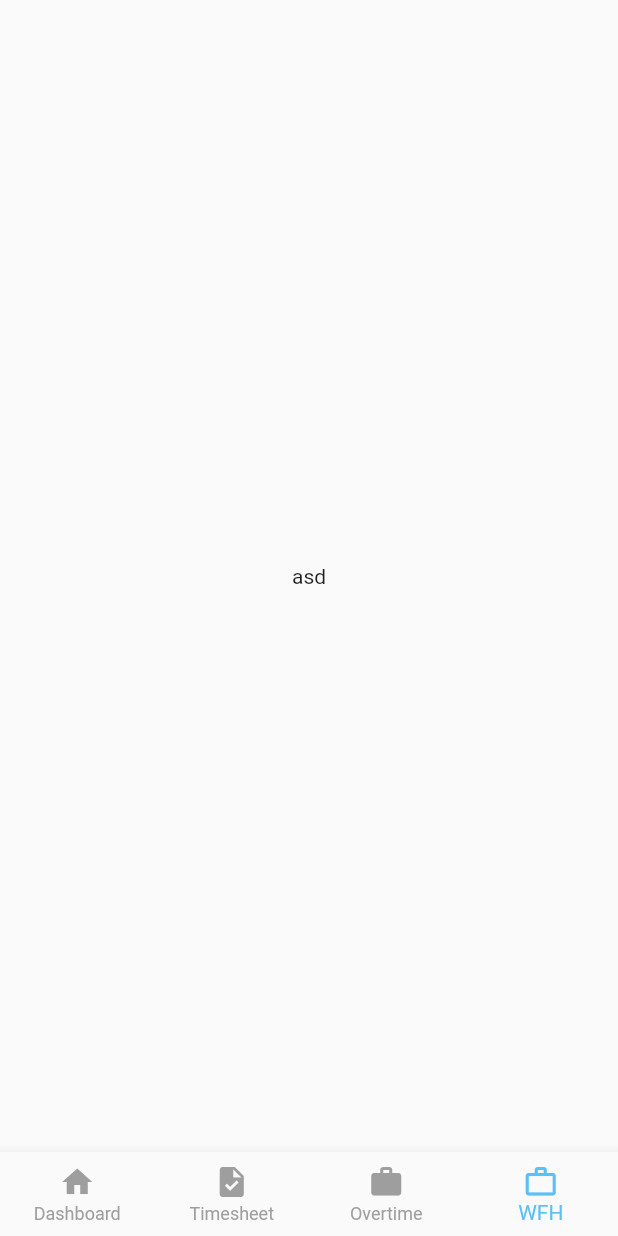
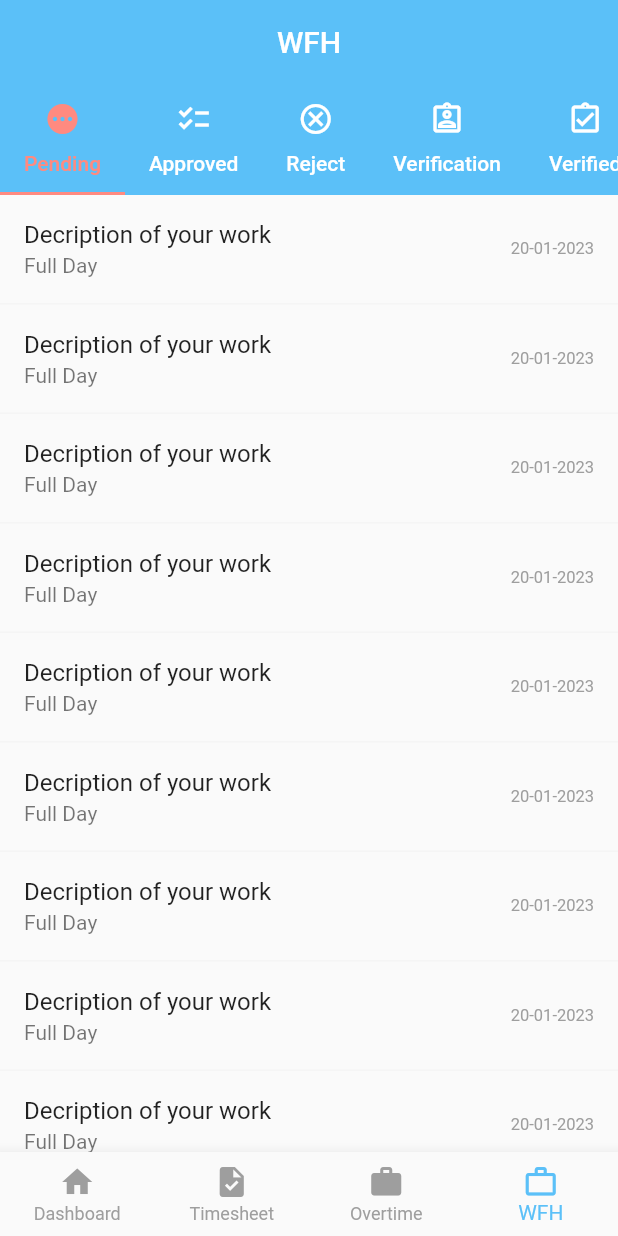
Before and after one commit to kwul0208/timsheet-mobile, a Flutter app: the screen it shows after launch, item 4 of the bottom bar chosen, on a phone screen of 412 x 824 dp. Run offline on Flutter 3.47's test engine with Material 2 defaults, Android fonts, the phone set to English and light mode, and no system bars; our stand-ins replace calendar_timeline, date_picker_timeline; network calls fail.

Commit message:
WFH page

```diff
--- a/lib/views/menu/WFH.dart
+++ b/lib/views/menu/WFH.dart
@@ -1,15 +1,52 @@
 import 'package:flutter/material.dart';
 import 'package:flutter/src/widgets/container.dart';
 import 'package:flutter/src/widgets/framework.dart';
+import 'package:timsheet_mobile/Config/Config.dart';
 
 class WFH extends StatelessWidget {
   const WFH({super.key});
 
   @override
   Widget build(BuildContext context) {
-    return Scaffold(
-      body: Center(
-        child: Text("asd"),
+    return DefaultTabController(
+      length: 6,
+      child: Scaffold(
+        appBar: AppBar(
+          automaticallyImplyLeading: false,
+          backgroundColor: Config().primary,
+          title: Text("WFH"),
+          centerTitle: true,
+          elevation: 0,
+          bottom:  TabBar(
+            isScrollable: true,
+            unselectedLabelColor: Colors.white,
+            indicatorColor: Colors.redAccent[100],
+            labelColor:  Colors.redAccent[100],
+            tabs: const [
+              Tab(text: "Pending", icon: Icon(Icons.pending)),
+              Tab(text: "Approved", icon: Icon(Icons.checklist)),
+              Tab(text: "Reject", icon: Icon(Icons.cancel_outlined)),
+              Tab(text: "Verification", icon: Icon(Icons.assignment_ind_outlined )),
+              Tab(text: "Verified", icon: Icon(Icons.assignment_turned_in_outlined  )),
+              Tab(text: "Cancle", icon: Icon(Icons.block_flipped)),
+            ],
+          ),
+        ),
+        body: ListView.builder(
+          itemCount: 15,
+          itemBuilder: (context, index) {
+            return Container(
+              decoration: BoxDecoration(
+                border: Border(bottom: BorderSide(width: 1, color: Config().line))
+              ),
+              child: ListTile(
+                title: Text("Decription of your work"),
+                subtitle: Text("Full Day"),
+                trailing: Text("20-01-2023", style: TextStyle(fontSize: 11, color: Colors.grey),),
+              ),
+            );
+          },
+        )
       ),
     );
   }
```
